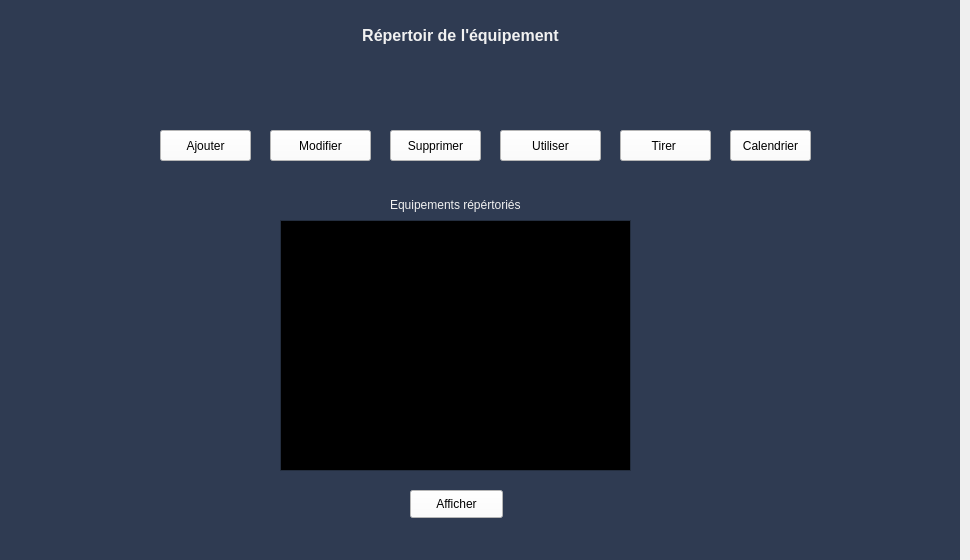
Before: the Qt Designer form equipment.ui in HyperDarkmoon/TVEmpire, drawn with Qt 5.
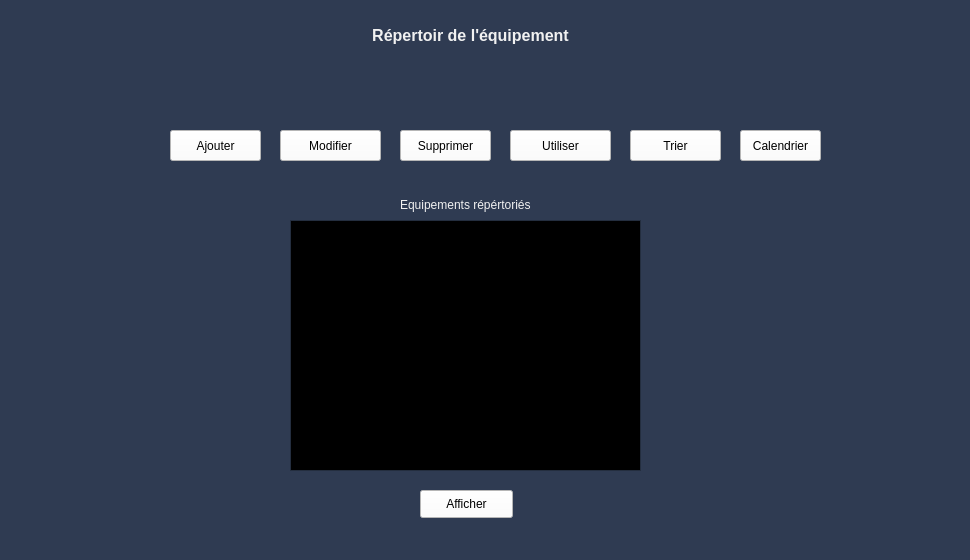
After: the same form once the commit is applied.

```diff
--- a/equipment.ui
+++ b/equipment.ui
@@ -19,7 +19,7 @@
   <widget class="QWidget" name="widget" native="true">
    <property name="geometry">
     <rect>
-     <x>-10</x>
+     <x>0</x>
      <y>0</y>
      <width>970</width>
      <height>560</height>
@@ -3229,7 +3229,7 @@
      </palette>
     </property>
     <property name="text">
-     <string>Tirer </string>
+     <string>Trier</string>
     </property>
    </widget>
    <widget class="QPushButton" name="Ajout">
```
Left out of the diff: 14 changed lines with no effect on the pictures.
